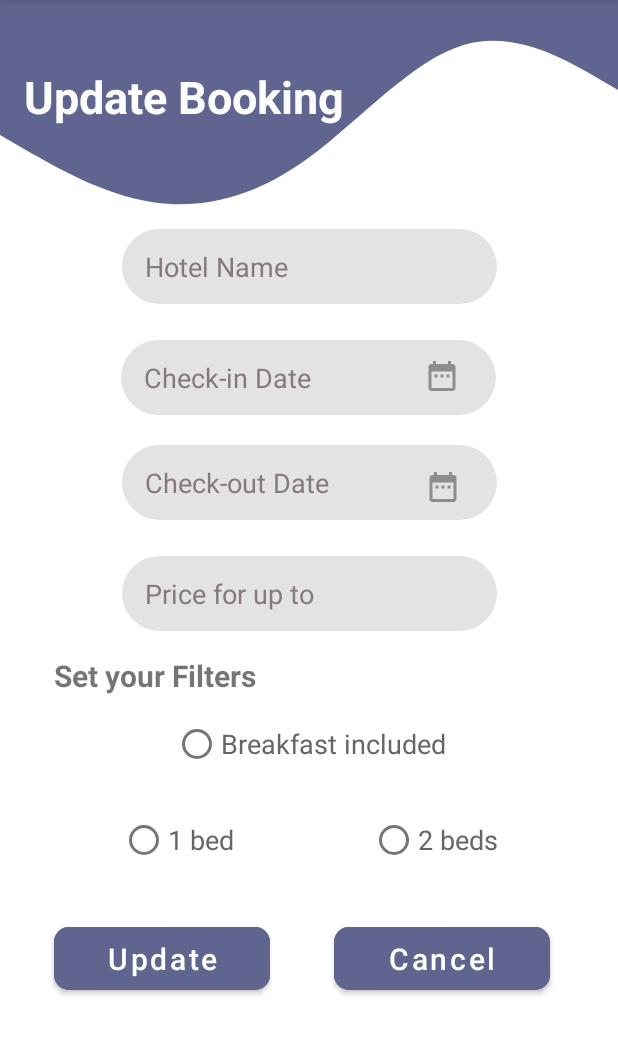
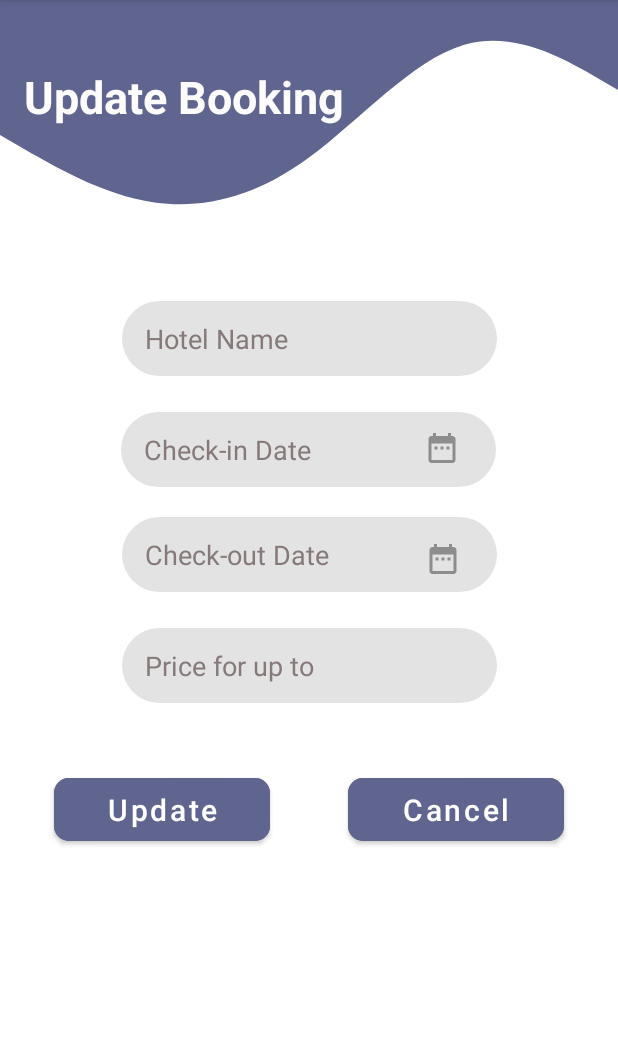
Before and after one commit to kawyasamarasinghe/OASIS, an Android app: the update screen opened directly, with no data from a screen before it, on a phone screen of 412 x 824 dp, the part 84-1139 px from its top. Run offline under Robolectric (Android 15) with nearby library versions, the phone set to English and light mode, and no system bars.

Commit message:
Update the Hotel management UI design for OASIS

```diff
--- a/app/src/main/res/layout/activity_update.xml
+++ b/app/src/main/res/layout/activity_update.xml
@@ -32,7 +32,7 @@
         android:id="@+id/txt_nameinput"
         android:layout_width="250dp"
         android:layout_height="50dp"
-        android:layout_marginTop="68dp"
+        android:layout_marginTop="116dp"
         android:background="@drawable/btn"
         android:hint="@string/txt_hnameinput"
         android:paddingLeft="15dp"
@@ -84,7 +84,7 @@
         android:layout_width="144dp"
         android:layout_height="54dp"
         android:layout_marginStart="36dp"
-        android:layout_marginTop="28dp"
+        android:layout_marginTop="44dp"
         android:backgroundTint="#5F658F"
         android:text="@string/btn_update"
         android:textAllCaps="false"
@@ -92,13 +92,13 @@
         android:textSize="20dp"
         app:cornerRadius="10dp"
         app:layout_constraintStart_toStartOf="parent"
-        app:layout_constraintTop_toBottomOf="@+id/btn_1bed" />
+        app:layout_constraintTop_toBottomOf="@+id/txt_pwdinput" />
 
     <Button
         android:id="@+id/btn_signin"
         android:layout_width="144dp"
         android:layout_height="54dp"
-        android:layout_marginTop="28dp"
+        android:layout_marginTop="44dp"
         android:layout_marginEnd="32dp"
         android:backgroundTint="#5F658F"
         android:text="@string/btn_cancelupdate"
@@ -107,9 +107,9 @@
         android:textSize="20dp"
         app:cornerRadius="10dp"
         app:layout_constraintEnd_toEndOf="parent"
-        app:layout_constraintHorizontal_bias="0.763"
+        app:layout_constraintHorizontal_bias="0.927"
         app:layout_constraintStart_toEndOf="@+id/btn_signup"
-        app:layout_constraintTop_toBottomOf="@+id/btn_2beds" />
+        app:layout_constraintTop_toBottomOf="@+id/txt_pwdinput" />
 
     <ImageView
         android:id="@+id/imageView"
@@ -149,54 +149,5 @@
         app:layout_constraintStart_toStartOf="parent"
         app:layout_constraintTop_toBottomOf="@+id/txt_checkoutinput" />
 
-    <TextView
-        android:id="@+id/txt_setfilters"
-        android:layout_width="wrap_content"
-        android:layout_height="wrap_content"
-        android:layout_marginStart="36dp"
-        android:layout_marginTop="16dp"
-        android:text="@string/txt_setfilters"
-        android:textSize="20sp"
-        android:textStyle="bold"
-        app:layout_constraintStart_toStartOf="parent"
-        app:layout_constraintTop_toBottomOf="@+id/txt_pwdinput" />
-
-    <RadioButton
-        android:id="@+id/btn_breakfast"
-        android:layout_width="wrap_content"
-        android:layout_height="wrap_content"
-        android:layout_marginTop="8dp"
-        android:text="@string/btn_breakfast"
-        android:textColor="#6A6464"
-        android:textSize="18sp"
-        app:layout_constraintEnd_toEndOf="parent"
-        app:layout_constraintHorizontal_bias="0.5"
-        app:layout_constraintStart_toStartOf="parent"
-        app:layout_constraintTop_toBottomOf="@+id/txt_setfilters" />
-
-    <RadioButton
-        android:id="@+id/btn_1bed"
-        android:layout_width="wrap_content"
-        android:layout_height="wrap_content"
-        android:layout_marginStart="80dp"
-        android:layout_marginTop="16dp"
-        android:text="@string/btn_1bed"
-        android:textColor="#6A6464"
-        android:textSize="18sp"
-        app:layout_constraintStart_toStartOf="parent"
-        app:layout_constraintTop_toBottomOf="@+id/btn_breakfast" />
-
-    <RadioButton
-        android:id="@+id/btn_2beds"
-        android:layout_width="wrap_content"
-        android:layout_height="wrap_content"
-        android:layout_marginTop="16dp"
-        android:layout_marginEnd="80dp"
-        android:text="@string/btn_2beds"
-        android:textColor="#6A6464"
-        android:textSize="18sp"
-        app:layout_constraintEnd_toEndOf="parent"
-        app:layout_constraintTop_toBottomOf="@+id/btn_breakfast" />
-
 
 </androidx.constraintlayout.widget.ConstraintLayout>
```
Also changed, not shown: app/src/main/res/layout/activity_hotelbookmain.xml (+6 -54 lines).
